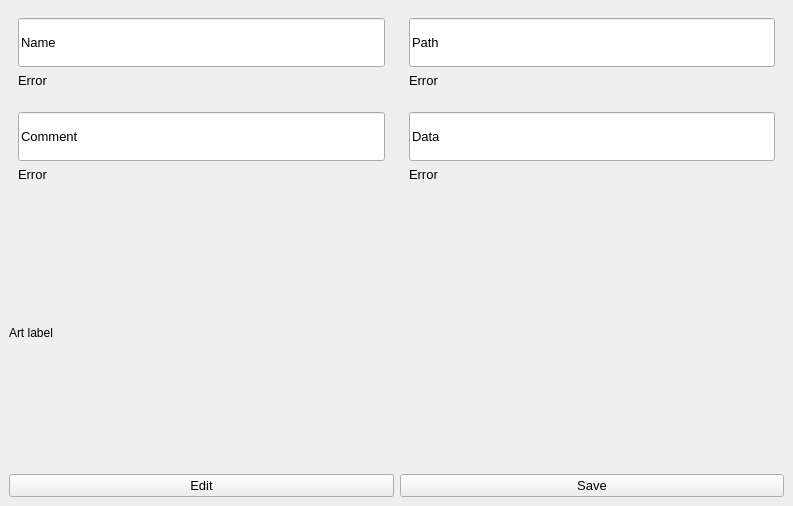
Munsik-dev/ArtCatalog, file VatchWindow.ui: the form before one commit.
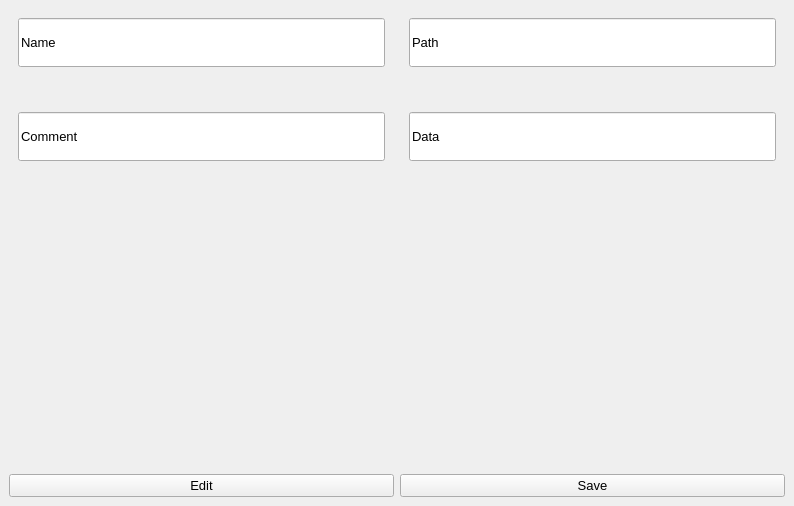
The form after the commit.

The edit to the form file:
```diff
--- a/VatchWindow.ui
+++ b/VatchWindow.ui
@@ -6,7 +6,7 @@
    <rect>
     <x>0</x>
     <y>0</y>
-    <width>793</width>
+    <width>794</width>
     <height>506</height>
    </rect>
   </property>
@@ -50,7 +50,7 @@
           </font>
          </property>
          <property name="text">
-          <string>Error</string>
+          <string/>
          </property>
         </widget>
        </item>
@@ -92,7 +92,7 @@
           </font>
          </property>
          <property name="text">
-          <string>Error</string>
+          <string/>
          </property>
         </widget>
        </item>
@@ -134,7 +134,7 @@
           </font>
          </property>
          <property name="text">
-          <string>Error</string>
+          <string/>
          </property>
         </widget>
        </item>
@@ -176,7 +176,7 @@
           </font>
          </property>
          <property name="text">
-          <string>Error</string>
+          <string/>
          </property>
         </widget>
        </item>
@@ -198,7 +198,7 @@
        </size>
       </property>
       <property name="text">
-       <string>Art label</string>
+       <string/>
       </property>
      </widget>
     </item>
```
Left out of the diff: 20 changed lines with no effect on the pictures.
